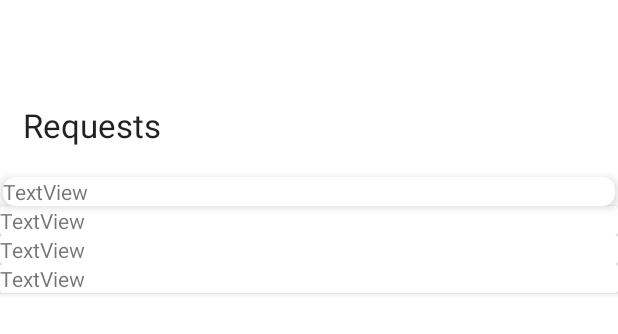
After one commit to ellenzul/Technovation-Project, an Android app: the layout activity_requests.xml on its own in the app's theme, with its tools: preview values and no code run, on a phone screen of 412 x 824 dp. The commit adds this screen. Shown: the top 334 px of the screen. Run offline under Robolectric (Android 15) with nearby library versions, the phone set to English and light mode, and no system bars.

Commit message:
added request page and stuff

```diff
--- a/app/src/main/java/com/example/foodshare/DetailActivity.java
+++ b/app/src/main/java/com/example/foodshare/DetailActivity.java
@@ -20,6 +20,7 @@ public class DetailActivity extends AppCompatActivity {
     private ImageView itemImageView;
     private TaskItem item;
     private Button btnConfirm;
+    private Button btnComplete;
 
     @Override
     protected void onCreate(Bundle savedInstanceState) {
@@ -30,6 +31,7 @@ public class DetailActivity extends AppCompatActivity {
         tvDescription = findViewById(R.id.tvDescription);
         itemImageView = findViewById(R.id.itemImageView);
         btnConfirm = findViewById(R.id.btnConfirm);
+        btnComplete = findViewById(R.id.btnComplete);
 
         item = Parcels.unwrap(getIntent().getParcelableExtra(TaskItem.class.getSimpleName()));
         tvTitle.setText(item.title);
@@ -41,6 +43,8 @@ public class DetailActivity extends AppCompatActivity {
             public void onClick(View v) {
                 openNewActivity();
             }
+
+
         });
     }
 
--- a/app/src/main/java/com/example/foodshare/ItemAdapter.java
+++ b/app/src/main/java/com/example/foodshare/ItemAdapter.java
@@ -30,7 +30,7 @@ public class ItemAdapter extends RecyclerView.Adapter<ItemAdapter.ViewHolder> {
     @Override
     public ViewHolder onCreateViewHolder(@NonNull ViewGroup parent, int viewType) {
         context = parent.getContext();
-        LayoutInflater inflater = LayoutInflater.from(context);
+        LayoutInflater  inflater = LayoutInflater.from(context);
 
         View itemView = inflater.inflate(R.layout.listing, parent, false);
         ViewHolder viewHolder = new ViewHolder(itemView);
--- a/app/src/main/res/layout/activity_notification.xml
+++ b/app/src/main/res/layout/activity_notification.xml
@@ -23,6 +23,8 @@
         android:id="@+id/cardView"
         android:layout_width="0dp"
         android:layout_height="wrap_content"
+        android:clickable="true"
+        android:focusable="true"
         app:layout_constraintBottom_toBottomOf="parent"
         app:layout_constraintEnd_toEndOf="parent"
         app:layout_constraintHorizontal_bias="0.0"
--- /dev/null
+++ b/app/src/main/res/layout/activity_requests.xml
@@ -0,0 +1,83 @@
+<?xml version="1.0" encoding="utf-8"?>
+<androidx.constraintlayout.widget.ConstraintLayout
+    xmlns:android="http://schemas.android.com/apk/res/android"
+    xmlns:app="http://schemas.android.com/apk/res-auto"
+    xmlns:tools="http://schemas.android.com/tools"
+    android:layout_width="match_parent"
+    android:layout_height="match_parent">
+
+    <TextView
+        android:id="@+id/requestText"
+        android:layout_width="wrap_content"
+        android:layout_height="wrap_content"
+        android:layout_marginStart="15dp"
+        android:layout_marginTop="27dp"
+        android:layout_marginBottom="685dp"
+        android:text="@string/request_text"
+        android:textAppearance="@style/TextAppearance.AppCompat.Large"
+        app:layout_constraintBottom_toBottomOf="parent"
+        app:layout_constraintStart_toStartOf="parent"
+        app:layout_constraintTop_toTopOf="parent" />
+
+    <androidx.cardview.widget.CardView
+        android:id="@+id/requestCardView"
+        android:layout_width="match_parent"
+        android:layout_height="wrap_content"
+        android:layout_marginStart="2dp"
+        android:layout_marginTop="20dp"
+        android:layout_marginEnd="2dp"
+        android:clickable="true"
+        android:focusable="true"
+        app:cardCornerRadius="8dp"
+        app:cardElevation="4dp"
+        app:layout_constraintEnd_toEndOf="parent"
+        app:layout_constraintStart_toStartOf="parent"
+        app:layout_constraintTop_toBottomOf="@+id/requestText">
+
+        <TextView
+            android:id="@+id/textView"
+            android:layout_width="wrap_content"
+            android:layout_height="wrap_content"
+            android:text="TextView" />
+    </androidx.cardview.widget.CardView>
+
+    <androidx.cardview.widget.CardView
+        android:id="@+id/requestCardView2"
+        android:layout_width="match_parent"
+        android:layout_height="wrap_content"
+        app:layout_constraintTop_toBottomOf="@+id/requestCardView">
+
+        <TextView
+            android:id="@+id/textView3"
+            android:layout_width="wrap_content"
+            android:layout_height="wrap_content"
+            android:text="TextView" />
+    </androidx.cardview.widget.CardView>
+
+    <androidx.cardview.widget.CardView
+        android:id="@+id/requestCardView3"
+        android:layout_width="match_parent"
+        android:layout_height="wrap_content"
+        app:layout_constraintTop_toBottomOf="@+id/requestCardView2">
+
+        <TextView
+            android:id="@+id/textView4"
+            android:layout_width="wrap_content"
+            android:layout_height="wrap_content"
+            android:text="TextView" />
+    </androidx.cardview.widget.CardView>
+
+    <androidx.cardview.widget.CardView
+        android:id="@+id/requestCardView4"
+        android:layout_width="match_parent"
+        android:layout_height="wrap_content"
+        app:layout_constraintTop_toBottomOf="@+id/requestCardView3">
+
+        <TextView
+            android:id="@+id/textView5"
+            android:layout_width="wrap_content"
+            android:layout_height="wrap_content"
+            android:text="TextView" />
+    </androidx.cardview.widget.CardView>
+
+</androidx.constraintlayout.widget.ConstraintLayout>
--- a/app/src/main/res/menu/menu_main.xml
+++ b/app/src/main/res/menu/menu_main.xml
@@ -6,4 +6,8 @@
         app:showAsAction="never"
         android:title="@string/logout">
     </item>
+    <item
+        android:id="@+id/miUploads"
+        app:showAsAction="never"
+        android:title="@string/uploads" />
 </menu>
--- a/app/src/main/res/values/strings.xml
+++ b/app/src/main/res/values/strings.xml
@@ -22,4 +22,5 @@
     <string name="confirm_sent">Your request has been sent!</string>!
     <string name="exit">EXIT</string>
     <string name="uploads">My Uploads</string>
+    <string name="request_text">Requests</string>
 </resources>
```
Also changed, not shown: app/src/main/java/com/example/foodshare/LoginActivity.java (+43 -3 lines), app/src/main/java/com/example/foodshare/MainActivity.java (+13 -0 lines), app/src/main/java/com/example/foodshare/NotificationActivity.java (+32 -0 lines), app/src/main/java/com/example/foodshare/RequestsActivity.java (added, +14 -0 lines).
